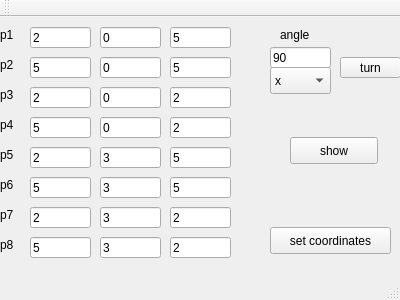
The window that mainwindow.ui (romangr/KG1) describes before a commit, drawn with Qt 5.
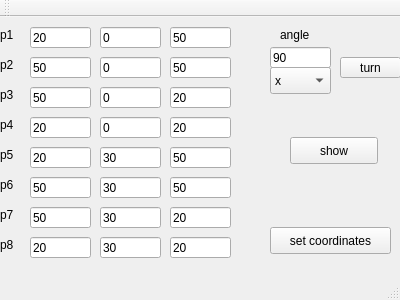
The same window after the commit.

What changed in the file:
```diff
--- a/mainwindow.ui
+++ b/mainwindow.ui
@@ -205,7 +205,7 @@
      </rect>
     </property>
     <property name="text">
-     <string>2</string>
+     <string>20</string>
     </property>
    </widget>
    <widget class="QLineEdit" name="lineEdit_2">
@@ -231,7 +231,7 @@
      </rect>
     </property>
     <property name="text">
-     <string>5</string>
+     <string>50</string>
     </property>
    </widget>
    <widget class="QLineEdit" name="lineEdit_4">
@@ -244,7 +244,7 @@
      </rect>
     </property>
     <property name="text">
-     <string>5</string>
+     <string>50</string>
     </property>
    </widget>
    <widget class="QLineEdit" name="lineEdit_5">
@@ -270,7 +270,7 @@
      </rect>
     </property>
     <property name="text">
-     <string>5</string>
+     <string>50</string>
     </property>
    </widget>
    <widget class="QLineEdit" name="lineEdit_7">
@@ -283,7 +283,7 @@
      </rect>
     </property>
     <property name="text">
-     <string>2</string>
+     <string>50</string>
     </property>
    </widget>
    <widget class="QLineEdit" name="lineEdit_8">
@@ -309,7 +309,7 @@
      </rect>
     </property>
     <property name="text">
-     <string>2</string>
+     <string>20</string>
     </property>
    </widget>
    <widget class="QLineEdit" name="lineEdit_10">
@@ -322,7 +322,7 @@
      </rect>
     </property>
     <property name="text">
-     <string>5</string>
+     <string>20</string>
     </property>
    </widget>
    <widget class="QLineEdit" name="lineEdit_11">
@@ -348,7 +348,7 @@
      </rect>
     </property>
     <property name="text">
-     <string>2</string>
+     <string>20</string>
     </property>
    </widget>
    <widget class="QLineEdit" name="lineEdit_13">
@@ -361,7 +361,7 @@
      </rect>
     </property>
     <property name="text">
-     <string>2</string>
+     <string>20</string>
     </property>
    </widget>
    <widget class="QLineEdit" name="lineEdit_14">
@@ -374,7 +374,7 @@
      </rect>
     </property>
     <property name="text">
-     <string>3</string>
+     <string>30</string>
     </property>
    </widget>
    <widget class="QLineEdit" name="lineEdit_15">
@@ -387,7 +387,7 @@
      </rect>
     </property>
     <property name="text">
-     <string>5</string>
+     <string>50</string>
     </property>
    </widget>
    <widget class="QLineEdit" name="lineEdit_16">
@@ -400,7 +400,7 @@
      </rect>
     </property>
     <property name="text">
-     <string>5</string>
+     <string>50</string>
     </property>
    </widget>
    <widget class="QLineEdit" name="lineEdit_17">
@@ -413,7 +413,7 @@
      </rect>
     </property>
     <property name="text">
-     <string>3</string>
+     <string>30</string>
     </property>
    </widget>
    <widget class="QLineEdit" name="lineEdit_18">
@@ -426,7 +426,7 @@
      </rect>
     </property>
     <property name="text">
-     <string>5</string>
+     <string>50</string>
     </property>
    </widget>
    <widget class="QLineEdit" name="lineEdit_19">
@@ -439,7 +439,7 @@
      </rect>
     </property>
     <property name="text">
-     <string>2</string>
+     <string>50</string>
     </property>
    </widget>
    <widget class="QLineEdit" name="lineEdit_20">
@@ -452,7 +452,7 @@
      </rect>
     </property>
     <property name="text">
-     <string>3</string>
+     <string>30</string>
     </property>
    </widget>
    <widget class="QLineEdit" name="lineEdit_21">
@@ -465,7 +465,7 @@
      </rect>
     </property>
     <property name="text">
-     <string>2</string>
+     <string>20</string>
     </property>
    </widget>
    <widget class="QLineEdit" name="lineEdit_22">
@@ -478,7 +478,7 @@
      </rect>
     </property>
     <property name="text">
-     <string>5</string>
+     <string>20</string>
     </property>
    </widget>
    <widget class="QLineEdit" name="lineEdit_23">
@@ -491,7 +491,7 @@
      </rect>
     </property>
     <property name="text">
-     <string>3</string>
+     <string>30</string>
     </property>
    </widget>
    <widget class="QLineEdit" name="lineEdit_24">
@@ -504,7 +504,7 @@
      </rect>
     </property>
     <property name="text">
-     <string>2</string>
+     <string>20</string>
     </property>
    </widget>
    <widget class="QLineEdit" name="lineEdit_25">
```
